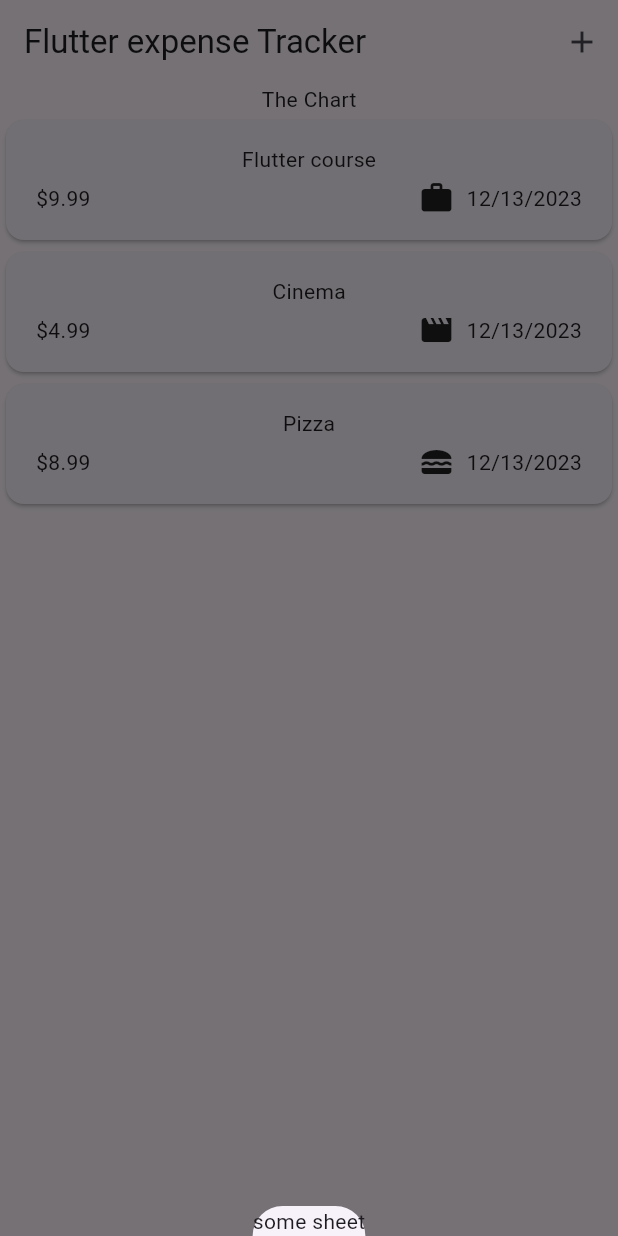
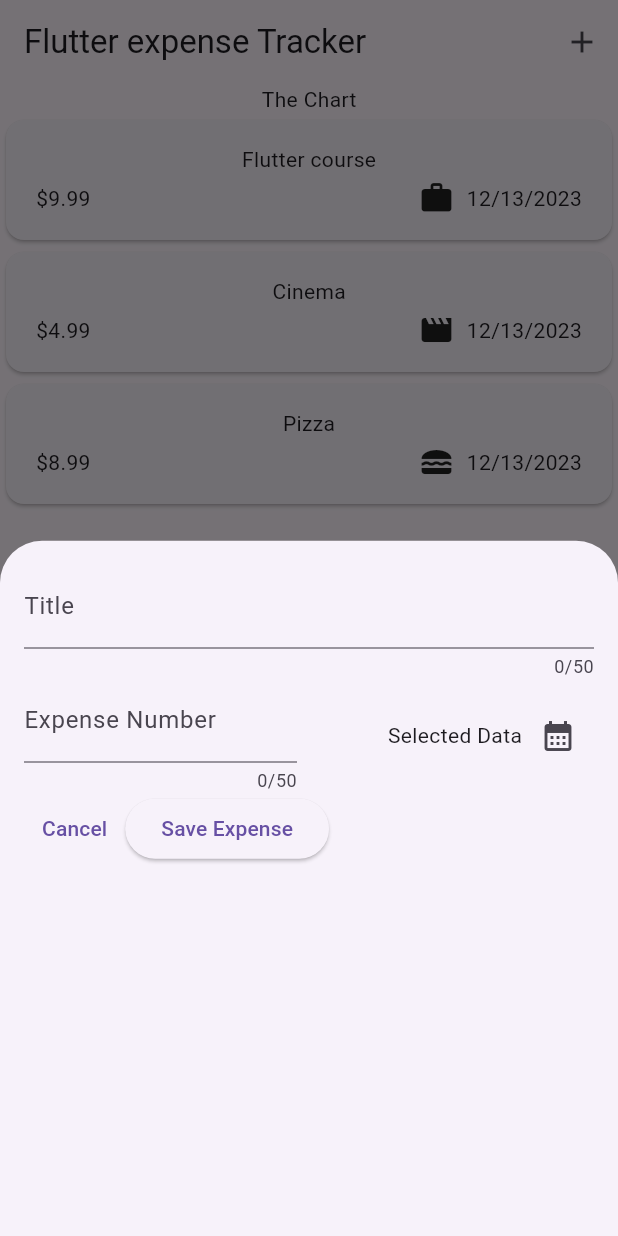
Before and after one commit to sirQuiz/expenses_tracker, a Flutter app: the screen it shows after launch, after a tap on the "add" icon, on a phone screen of 412 x 824 dp. Run offline on Flutter 3.47's test engine with Material 3 defaults, Android fonts, the phone set to English and light mode, and no system bars.

Commit message:
added title, number, date fields and cancel, save buttons

```diff
--- a/lib/widgets/expenses.dart
+++ b/lib/widgets/expenses.dart
@@ -1,3 +1,4 @@
+import 'package:expense_tracker/widgets/new_expense.dart';
 import 'package:flutter/material.dart';
 import 'package:expense_tracker/models/expense.dart';
 import 'package:expense_tracker/widgets/expenses_lists/expenses_list.dart';
@@ -34,7 +35,7 @@ class _Extenses extends State<Extenses> {
   ];
 
   void _openAddExpenseOverlay() {
-    showModalBottomSheet(context: context, builder: (ctx) => const Text('some sheet'));
+    showModalBottomSheet(context: context, builder: (ctx) => const NewExpense());
   }
 
   @override
--- /dev/null
+++ b/lib/widgets/new_expense.dart
@@ -0,0 +1,99 @@
+import 'package:flutter/material.dart';
+
+class NewExpense extends StatefulWidget {
+  const NewExpense({super.key});
+
+  @override
+  State<NewExpense> createState() {
+    return _NewExpense();
+  }
+}
+
+class _NewExpense extends State<NewExpense> {
+  final _enteredTitle = TextEditingController();
+  final _expenseNumber = TextEditingController();
+
+  void _presentDatePicker() {
+    final now       = DateTime.now();
+    final firstDate = DateTime(now.year - 1, now.month, now.day);
+    // final lastDate  = DateTime(now.year + 1, now.month, now.day);
+
+    showDatePicker(
+      context: context,
+      initialDate: now,
+      firstDate: firstDate,
+      lastDate: now,
+    );
+  }
+
+  @override
+  void dispose() {
+    _enteredTitle.dispose();
+    _expenseNumber.dispose();
+    super.dispose();
+  }
+
+  @override
+  Widget build(BuildContext context) {
+    return Padding(
+      padding: const EdgeInsets.all(16),
+      child: Column(
+        children: [
+          TextField(
+            controller: _enteredTitle,
+            maxLength: 50,
+            // keyboardType: TextInputType.text,
+            decoration: const InputDecoration(
+              label: Text('Title'),
+            ),
+          ),
+          Row(
+            children: [
+              Expanded(
+                child: TextField(
+                  keyboardType: TextInputType.number,
+                  controller: _expenseNumber,
+                  maxLength: 50,
+                  decoration: const InputDecoration(
+                    prefixText: '\$ ',
+                    label: Text('Expense Number'),
+                  ),
+                ),
+              ),
+              const SizedBox(width: 16),
+              Expanded(
+                child: Row(
+                  mainAxisAlignment: MainAxisAlignment.end,
+                  children: [
+                    const Text('Selected Data'),
+                    IconButton(
+                      onPressed: _presentDatePicker,
+                      icon: const Icon(Icons.calendar_month),
+                    ),
+                  ],
+                ),
+              ),
+            ],
+          ),
+          Row(
+            children: [
+              TextButton(
+                onPressed: () {
+                  Navigator.pop(context);
+                },
+                child: const Text('Cancel'),
+              ),
+              ElevatedButton(
+                onPressed: () {
+                  print(_enteredTitle.text);
+                  print(_expenseNumber.text);
+                },
+                child: const Text('Save Expense'),
+              ),
+            ],
+          ),
+        ],
+      ),
+    );
+  }
+}
```
